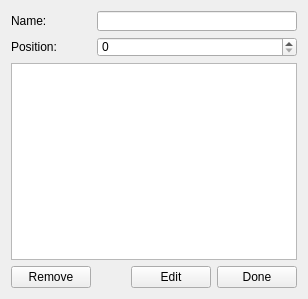
Above: FW/UI/findrecord.ui from JAntn/wblocks before the change. Below: the same form after it.
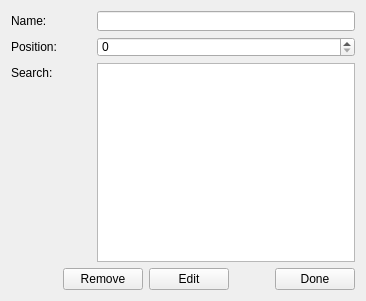
That is the form after the change.

Patch:
```diff
--- a/FW/UI/findrecord.ui
+++ b/FW/UI/findrecord.ui
@@ -6,8 +6,8 @@
    <rect>
     <x>0</x>
     <y>0</y>
-    <width>308</width>
-    <height>299</height>
+    <width>366</width>
+    <height>301</height>
    </rect>
   </property>
   <property name="windowTitle">
@@ -60,6 +60,9 @@
      </item>
      <item>
       <layout class="QHBoxLayout" name="horizontalLayout_3">
+       <property name="spacing">
+        <number>6</number>
+       </property>
        <item>
         <widget class="QLabel" name="label_2">
          <property name="minimumSize">
@@ -101,14 +104,73 @@
       </layout>
      </item>
      <item>
-      <widget class="QPlainTextEdit" name="PlainTextEdit">
-       <property name="readOnly">
-        <bool>true</bool>
+      <layout class="QHBoxLayout" name="horizontalLayout_4">
+       <property name="spacing">
+        <number>6</number>
        </property>
-      </widget>
+       <item>
+        <layout class="QVBoxLayout" name="verticalLayout_3">
+         <property name="spacing">
+          <number>0</number>
+         </property>
+         <item>
+          <widget class="QLabel" name="label_3">
+           <property name="minimumSize">
+            <size>
+             <width>80</width>
+             <height>20</height>
+            </size>
+           </property>
+           <property name="maximumSize">
+            <size>
+             <width>80</width>
+             <height>20</height>
+            </size>
+           </property>
+           <property name="text">
+            <string>Search:</string>
+           </property>
+          </widget>
+         </item>
+         <item>
+          <spacer name="verticalSpacer">
+           <property name="orientation">
+            <enum>Qt::Vertical</enum>
+           </property>
+           <property name="sizeHint" stdset="0">
+            <size>
+             <width>20</width>
+             <height>40</height>
+            </size>
+           </property>
+          </spacer>
+         </item>
+        </layout>
+       </item>
+       <item>
+        <widget class="QPlainTextEdit" name="PlainTextEdit">
+         <property name="readOnly">
+          <bool>true</bool>
+         </property>
+        </widget>
+       </item>
+      </layout>
      </item>
      <item>
       <layout class="QHBoxLayout" name="horizontalLayout">
+       <item>
+        <spacer name="horizontalSpacer">
+         <property name="orientation">
+          <enum>Qt::Horizontal</enum>
+         </property>
+         <property name="sizeHint" stdset="0">
+          <size>
+           <width>40</width>
+           <height>20</height>
+          </size>
+         </property>
+        </spacer>
+       </item>
        <item>
         <widget class="QPushButton" name="RemoveButton">
          <property name="text">
@@ -119,19 +181,6 @@
          </property>
         </widget>
        </item>
-       <item>
-        <spacer name="horizontalSpacer">
-         <property name="orientation">
-          <enum>Qt::Horizontal</enum>
-         </property>
-         <property name="sizeHint" stdset="0">
-          <size>
-           <width>40</width>
-           <height>20</height>
-          </size>
-         </property>
-        </spacer>
-       </item>
        <item>
         <widget class="QPushButton" name="EditButton">
          <property name="text">
@@ -142,6 +191,22 @@
          </property>
         </widget>
        </item>
+       <item>
+        <spacer name="horizontalSpacer_2">
+         <property name="orientation">
+          <enum>Qt::Horizontal</enum>
+         </property>
+         <property name="sizeType">
+          <enum>QSizePolicy::Fixed</enum>
+         </property>
+         <property name="sizeHint" stdset="0">
+          <size>
+           <width>40</width>
+           <height>20</height>
+          </size>
+         </property>
+        </spacer>
+       </item>
        <item>
         <widget class="QPushButton" name="CloseButton">
          <property name="text">
```
